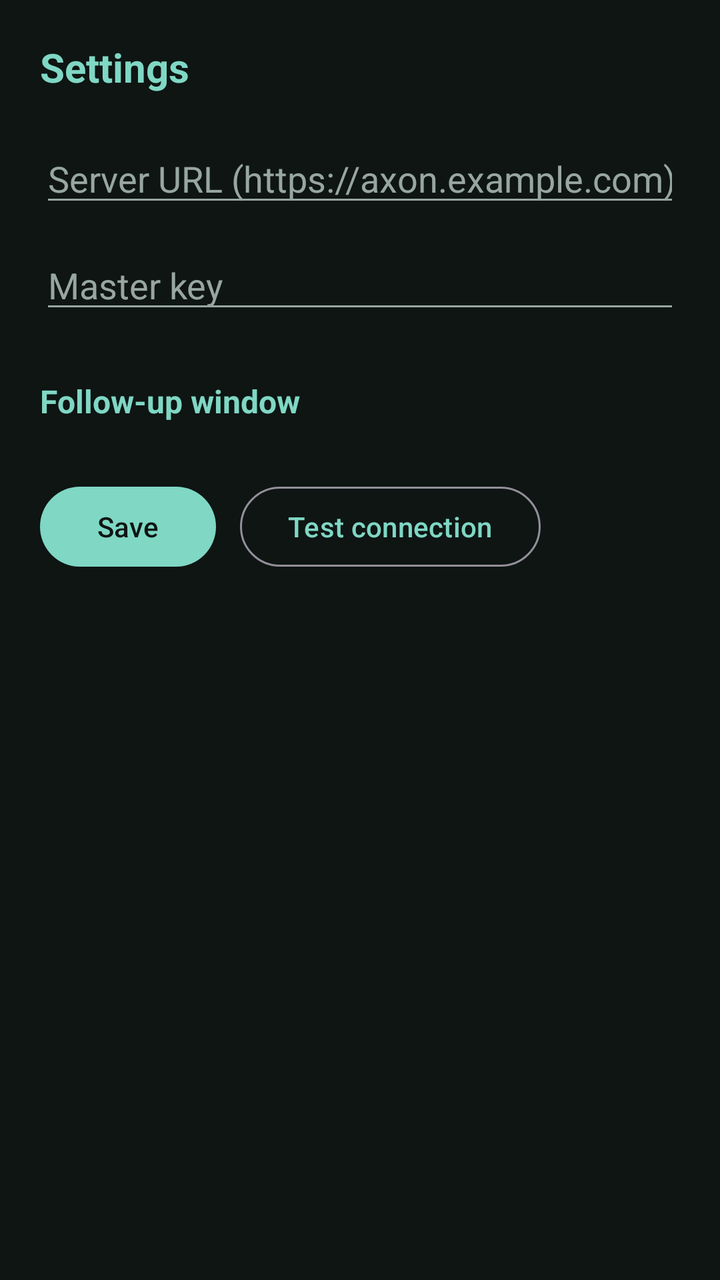
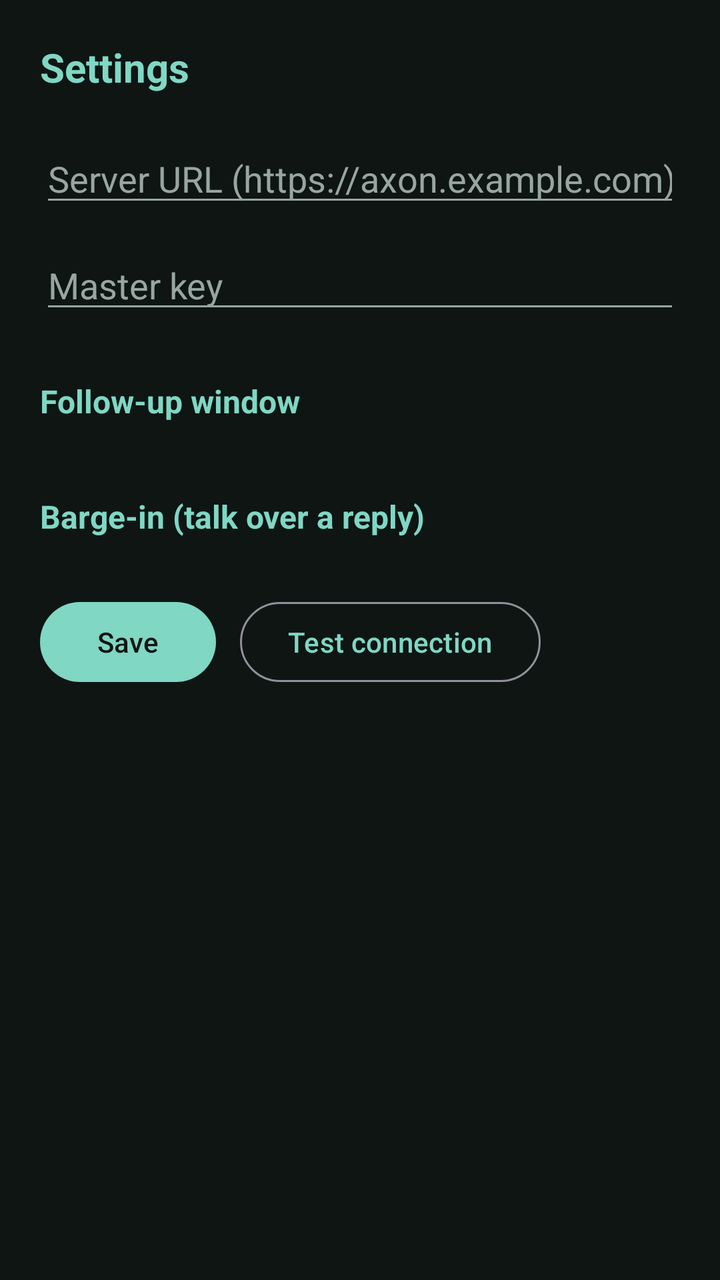

Two renders of the same Android screen: before a commit and after it. Below are the layout's source before the change and the commit's diff.
<!-- AndroidManifest.xml: application theme Theme.AxonVoice -->
<!-- res/layout/activity_settings.xml -->
<?xml version="1.0" encoding="utf-8"?>
<ScrollView xmlns:android="http://schemas.android.com/apk/res/android"
    android:layout_width="match_parent"
    android:layout_height="match_parent"
    android:background="@color/bg"
    android:fitsSystemWindows="true">

    <LinearLayout
        android:layout_width="match_parent"
        android:layout_height="wrap_content"
        android:orientation="vertical"
        android:padding="20dp">

        <TextView
            android:layout_width="wrap_content"
            android:layout_height="wrap_content"
            android:text="@string/settings_title"
            android:textColor="@color/accent"
            android:textSize="20sp"
            android:textStyle="bold"
            android:layout_marginBottom="20dp" />

        <EditText
            android:id="@+id/serverUrl"
            android:layout_width="match_parent"
            android:layout_height="wrap_content"
            android:hint="@string/server_url_hint"
            android:inputType="textUri"
            android:textColor="@color/text"
            android:textColorHint="@color/text_dim"
            android:importantForAutofill="no" />

        <EditText
            android:id="@+id/masterKey"
            android:layout_width="match_parent"
            android:layout_height="wrap_content"
            android:layout_marginTop="12dp"
            android:hint="@string/master_key_hint"
            android:inputType="textPassword"
            android:textColor="@color/text"
            android:textColorHint="@color/text_dim"
            android:importantForAutofill="no" />

        
        <TextView
            android:layout_width="wrap_content"
            android:layout_height="wrap_content"
            android:layout_marginTop="28dp"
            android:text="@string/followup_title"
            android:textColor="@color/accent"
            android:textSize="16sp"
            android:textStyle="bold" />

        <LinearLayout
            android:id="@+id/followupTuneContainer"
            android:layout_width="match_parent"
            android:layout_height="wrap_content"
            android:orientation="vertical"
            android:layout_marginTop="8dp" />

        <LinearLayout
            android:layout_width="match_parent"
            android:layout_height="wrap_content"
            android:orientation="horizontal"
            android:layout_marginTop="20dp">

            <Button
                android:id="@+id/saveBtn"
                android:layout_width="wrap_content"
                android:layout_height="wrap_content"
                android:text="@string/save" />

            <Button
                android:id="@+id/testBtn"
                style="@style/Widget.Material3.Button.OutlinedButton"
                android:layout_width="wrap_content"
                android:layout_height="wrap_content"
                android:layout_marginStart="12dp"
                android:text="@string/test_connection" />
        </LinearLayout>

        <TextView
            android:id="@+id/testResult"
            android:layout_width="match_parent"
            android:layout_height="wrap_content"
            android:layout_marginTop="12dp"
            android:textColor="@color/text_dim" />

        
        <TextView
            android:id="@+id/voiceStatus"
            android:layout_width="match_parent"
            android:layout_height="wrap_content"
            android:layout_marginTop="24dp"
            android:textColor="@color/text_dim" />

        <LinearLayout
            android:id="@+id/voiceContainer"
            android:layout_width="match_parent"
            android:layout_height="wrap_content"
            android:orientation="vertical" />
    </LinearLayout>
</ScrollView>
<!-- resources referenced by this layout -->
<resources>
  <color name="accent">#7FD7C4</color>
  <color name="bg">#0E1513</color>
  <color name="text">#E6EFEB</color>
  <color name="text_dim">#98A6A1</color>
  <string name="followup_title">Follow-up window</string>
  <string name="master_key_hint">Master key</string>
  <string name="save">Save</string>
  <string name="server_url_hint">Server URL (https://axon.example.com)</string>
  <string name="settings_title">Settings</string>
  <string name="test_connection">Test connection</string>
  <style name="Theme.AxonVoice" parent="Theme.Material3.Dark.NoActionBar">
          <item name="android:windowBackground">@color/bg</item>
          <item name="colorPrimary">@color/accent</item>
          <item name="colorOnPrimary">@color/bg</item>
          <item name="colorSurface">@color/surface</item>
          <item name="android:statusBarColor">@color/bg</item>
          <item name="android:navigationBarColor">@color/bg</item>
          <item name="android:textColorPrimary">@color/text</item>
          <item name="android:textColorSecondary">@color/text_dim</item>
      </style>
  <color name="surface">#16201D</color>
</resources>

<!-- the commit's change to res/layout/activity_settings.xml (unified diff, before → after) -->
@@ -58,6 +58,23 @@
             android:orientation="vertical"
             android:layout_marginTop="8dp" />
 
+        
+        <TextView
+            android:layout_width="wrap_content"
+            android:layout_height="wrap_content"
+            android:layout_marginTop="28dp"
+            android:text="@string/barge_title"
+            android:textColor="@color/accent"
+            android:textSize="16sp"
+            android:textStyle="bold" />
+
+        <LinearLayout
+            android:id="@+id/bargeTuneContainer"
+            android:layout_width="match_parent"
+            android:layout_height="wrap_content"
+            android:orientation="vertical"
+            android:layout_marginTop="8dp" />
+
         <LinearLayout
             android:layout_width="match_parent"
             android:layout_height="wrap_content"
<!-- resource entries referenced after the edit -->
@@ -4,6 +4,7 @@
   <color name="bg">#0E1513</color>
   <color name="text">#E6EFEB</color>
   <color name="text_dim">#98A6A1</color>
+  <string name="barge_title">Barge-in (talk over a reply)</string>
   <string name="followup_title">Follow-up window</string>
   <string name="master_key_hint">Master key</string>
   <string name="save">Save</string>
